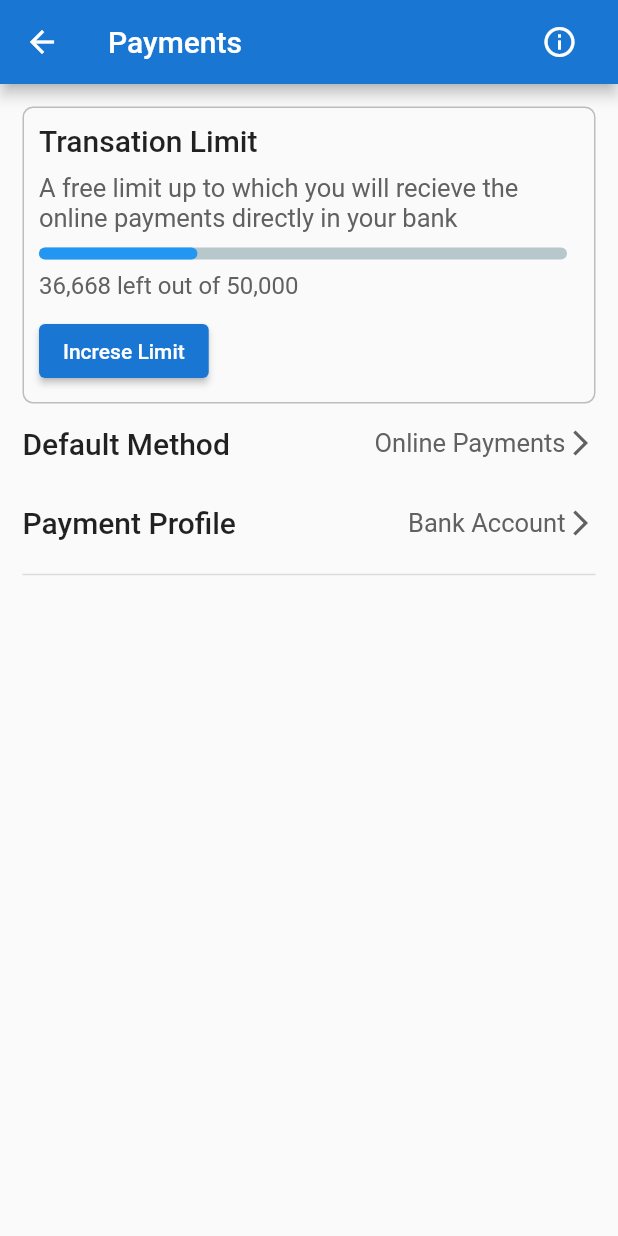
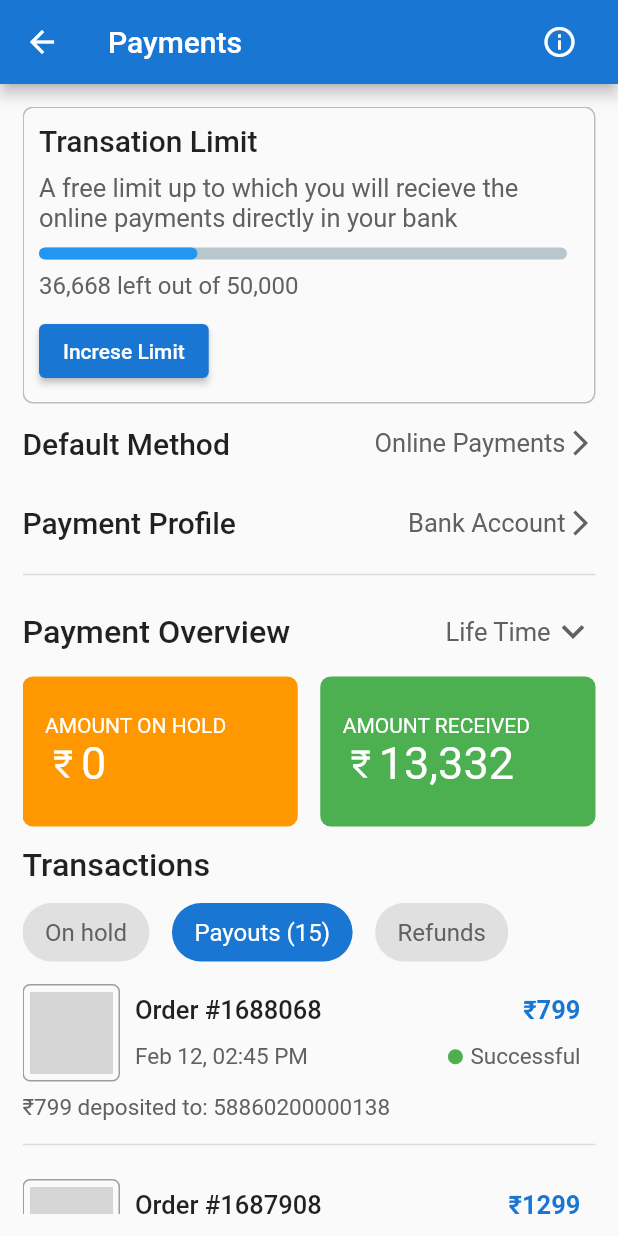
Before and after one commit to Akmal4410/Dhukaan-UI, a Flutter app: the screen it shows after launch, after a tap on an icon or button, on a phone screen of 412 x 824 dp. Run offline on Flutter 3.47's test engine with Material 2 defaults, Android fonts, the phone set to English and light mode, and no system bars; drawn by our look-alikes of percent_indicator; network calls fail; grey boxes are pictures that could not be loaded.

Commit message:
New changes made

```diff
--- a/lib/main.dart
+++ b/lib/main.dart
@@ -1,5 +1,3 @@
-import 'package:dukaan/screens/screeen_payment.dart';
-import 'package:dukaan/screens/screen_info.dart';
 import 'package:dukaan/screens/screen_manage_order.dart';
 import 'package:flutter/material.dart';
 
@@ -15,8 +13,6 @@ class MyApp extends StatelessWidget {
     return const MaterialApp(
       debugShowCheckedModeBanner: false,
       home: ScreenManageOrder(),
-      //home: ScreenInfo(),
-      //  home: ScreenPayment(),
     );
   }
 }
--- a/lib/screens/screeen_payment.dart
+++ b/lib/screens/screeen_payment.dart
@@ -1,6 +1,9 @@
 import 'package:dukaan/screens/screen_info.dart';
 import 'package:dukaan/widgets/payment_method.dart';
+import 'package:dukaan/widgets/payment_overview.dart';
 import 'package:dukaan/widgets/transation_limit.dart';
+import 'package:dukaan/widgets/transation_products.dart';
+import 'package:dukaan/widgets/transations.dart';
 import 'package:flutter/material.dart';
 
 class ScreenPayment extends StatelessWidget {
@@ -46,6 +49,56 @@ class ScreenPayment extends StatelessWidget {
             Divider(
               thickness: 1,
             ),
+            PaymentOverview(),
+            Transations(),
+            TransationProducts(
+              imageUri:
+                  'https://rukminim1.flixcart.com/image/832/832/klcmoi80/shirt/y/p/a/m-bnd-volume-marmic-fab-original-imagyhnjztevpzyn.jpeg?q=70',
+              orderNo: '1688068',
+              date: 'Feb 12',
+              time: '02:45 PM',
+              amount: "799",
+            ),
+            TransationProducts(
+              imageUri:
+                  'https://cdn.shopify.com/s/files/1/0519/3865/6447/products/15862589827f03a31d8b65c25a6e4ae9920b7fd825_1340x1785.jpg?v=1644157727',
+              orderNo: '1687908',
+              date: 'Feb 10',
+              time: '10:06 AM',
+              amount: "1299",
+            ),
+            TransationProducts(
+              imageUri:
+                  'https://images-do.nyc3.cdn.digitaloceanspaces.com/lAVtCJXFVr/product_images/1637831748.AP0044.jpeg',
+              orderNo: '1787944',
+              date: 'Feb 07',
+              time: '08:55 PM',
+              amount: "579",
+            ),
+            TransationProducts(
+              imageUri:
+                  'https://shopdisney.in/media/catalog/product/cache/dff98280ed764012eadfa777851316fd/m/c/mcdcofmavengersassemblekawaii1.jpg',
+              orderNo: '1887988',
+              date: 'jan 30',
+              time: '11:30 AM',
+              amount: "249",
+            ),
+            TransationProducts(
+              imageUri:
+                  'https://cdn.shopify.com/s/files/1/0073/5825/1059/products/ezgif.com-resize_1_911d86e6-9137-423b-9646-9dd38e0efd5a_1800x1800.jpg?v=1584057057',
+              orderNo: '1887902',
+              date: 'jan 19',
+              time: '04:40 PM',
+              amount: "400",
+            ),
+            TransationProducts(
+              imageUri:
+                  'https://www.mydesignation.com/wp-content/uploads/2021/10/KARMA-TSHIRT-mydesignation-image.jpg',
+              orderNo: '1888112',
+              date: 'jan 04',
+              time: '12:45 PM',
+              amount: "350",
+            ),
           ],
         ),
       ),
--- a/lib/screens/screen_info.dart
+++ b/lib/screens/screen_info.dart
@@ -8,7 +8,7 @@ class ScreenInfo extends StatefulWidget {
 }
 
 class _ScreenInfoState extends State<ScreenInfo> {
-  bool isSwitched = false;
+  bool isSwitched = true;
 
   @override
   Widget build(BuildContext context) {
--- a/lib/screens/screen_manage_order.dart
+++ b/lib/screens/screen_manage_order.dart
@@ -21,13 +21,11 @@ class _ScreenManageOrderState extends State<ScreenManageOrder> {
       ),
       body: Padding(
         padding: const EdgeInsets.all(15.0),
-        child: GridView(
-          gridDelegate: const SliverGridDelegateWithFixedCrossAxisCount(
-            crossAxisCount: 2,
-            crossAxisSpacing: 15,
-            mainAxisSpacing: 15,
-            childAspectRatio: 1.3,
-          ),
+        child: GridView.count(
+          crossAxisCount: 2,
+          crossAxisSpacing: 15,
+          mainAxisSpacing: 15,
+          childAspectRatio: 1.4,
           children: [
             const StoreCard(
               labeltext: "Marketing\nDesigns",
--- /dev/null
+++ b/lib/widgets/amount_card.dart
@@ -0,0 +1,49 @@
+import 'package:flutter/material.dart';
+
+class AmountCard extends StatelessWidget {
+  const AmountCard({
+    Key? key,
+    required this.color,
+    required this.labelText,
+    required this.amount,
+  }) : super(key: key);
+  final Color color;
+  final String labelText;
+  final String amount;
+
+  @override
+  Widget build(BuildContext context) {
+    return Expanded(
+      child: Container(
+        padding: const EdgeInsets.only(left: 15),
+        height: 100,
+        decoration: BoxDecoration(
+          borderRadius: BorderRadius.circular(7),
+          color: color,
+        ),
+        child: Column(
+          crossAxisAlignment: CrossAxisAlignment.start,
+          mainAxisAlignment: MainAxisAlignment.center,
+          children: [
+            Text(
+              labelText,
+              style: const TextStyle(color: Colors.white),
+            ),
+            Row(
+              children: [
+                const Icon(
+                  Icons.currency_rupee,
+                  color: Colors.white,
+                ),
+                Text(
+                  amount,
+                  style: const TextStyle(color: Colors.white, fontSize: 30),
+                ),
+              ],
+            )
+          ],
+        ),
+      ),
+    );
+  }
+}
--- a/lib/widgets/payment_method.dart
+++ b/lib/widgets/payment_method.dart
@@ -18,7 +18,7 @@ class PaymentMethod extends StatelessWidget {
         children: [
           Text(
             leadingText,
-            style: TextStyle(
+            style: const TextStyle(
               fontSize: 20,
               fontWeight: FontWeight.w500,
             ),
--- /dev/null
+++ b/lib/widgets/payment_overview.dart
@@ -0,0 +1,63 @@
+import 'package:dukaan/widgets/amount_card.dart';
+import 'package:flutter/material.dart';
+
+class PaymentOverview extends StatelessWidget {
+  const PaymentOverview({
+    Key? key,
+  }) : super(key: key);
+
+  @override
+  Widget build(BuildContext context) {
+    return Column(
+      children: [
+        Padding(
+          padding: const EdgeInsets.symmetric(vertical: 15.0),
+          child: Row(
+            mainAxisAlignment: MainAxisAlignment.spaceBetween,
+            children: [
+              const Text(
+                'Payment Overview',
+                style: TextStyle(
+                  fontSize: 21.5,
+                  fontWeight: FontWeight.w500,
+                ),
+              ),
+              Row(
+                children: [
+                  Text(
+                    'Life Time',
+                    style: TextStyle(
+                      fontSize: 17,
+                      fontWeight: FontWeight.w400,
+                      color: Colors.grey.shade700,
+                    ),
+                  ),
+                  Icon(
+                    Icons.expand_more,
+                    color: Colors.grey.shade700,
+                    size: 30,
+                  ),
+                ],
+              )
+            ],
+          ),
+        ),
+        Row(
+          children: const [
+            AmountCard(
+              color: Colors.orange,
+              labelText: 'AMOUNT ON HOLD',
+              amount: '0',
+            ),
+            SizedBox(width: 15),
+            AmountCard(
+              color: Colors.green,
+              labelText: 'AMOUNT RECEIVED',
+              amount: '13,332',
+            )
+          ],
+        )
+      ],
+    );
+  }
+}
--- /dev/null
+++ b/lib/widgets/rounded_dummy_button.dart
@@ -0,0 +1,34 @@
+import 'package:flutter/material.dart';
+
+class RoundDummyButton extends StatelessWidget {
+  const RoundDummyButton({
+    Key? key,
+    required this.backgroundColor,
+    required this.textcolor,
+    required this.labelText,
+  }) : super(key: key);
+  final Color backgroundColor;
+  final Color textcolor;
+  final String labelText;
+  @override
+  Widget build(BuildContext context) {
+    return Container(
+      margin: const EdgeInsets.only(right: 15),
+      decoration: BoxDecoration(
+        borderRadius: BorderRadius.circular(30),
+        color: backgroundColor,
+      ),
+      child: Padding(
+        padding: const EdgeInsets.symmetric(vertical: 10.0, horizontal: 15),
+        child: Text(
+          labelText,
+          style: TextStyle(
+            fontSize: 16,
+            fontWeight: FontWeight.w400,
+            color: textcolor,
+          ),
+        ),
+      ),
+    );
+  }
+}
--- a/lib/widgets/store_cards.dart
+++ b/lib/widgets/store_cards.dart
@@ -35,11 +35,11 @@ class StoreCard extends StatelessWidget {
                     borderRadius: BorderRadius.circular(7),
                     color: color,
                   ),
-                  height: 40,
-                  width: 40,
+                  height: 35,
+                  width: 35,
                   child: Icon(
                     icon,
-                    size: 35,
+                    size: 30,
                     color: Colors.white,
                   ),
                 ),
@@ -52,7 +52,7 @@ class StoreCard extends StatelessWidget {
             Text(
               labeltext,
               style: const TextStyle(
-                fontSize: 20,
+                fontSize: 19,
                 fontWeight: FontWeight.w500,
               ),
             ),
--- /dev/null
+++ b/lib/widgets/transation_products.dart
@@ -0,0 +1,130 @@
+import 'package:flutter/material.dart';
+
+class TransationProducts extends StatelessWidget {
+  const TransationProducts({
+    Key? key,
+    required this.imageUri,
+    required this.orderNo,
+    required this.date,
+    required this.time,
+    required this.amount,
+  }) : super(key: key);
+
+  final String imageUri;
+  final String orderNo;
+  final String date;
+  final String time;
+  final String amount;
+
+  @override
+  Widget build(BuildContext context) {
+    return Padding(
+      padding: const EdgeInsets.only(top: 15.0),
+      child: Column(
+        crossAxisAlignment: CrossAxisAlignment.start,
+        mainAxisAlignment: MainAxisAlignment.spaceBetween,
+        children: [
+          Row(
+            children: [
+              Container(
+                decoration: BoxDecoration(
+                    border: Border.all(color: Colors.grey),
+                    borderRadius: BorderRadius.circular(5)),
+                height: 65,
+                width: 65,
+                child: Padding(
+                  padding: const EdgeInsets.all(4.0),
+                  child: Image.network(
+                    imageUri,
+                    fit: BoxFit.cover,
+                  ),
+                ),
+              ),
+              Expanded(
+                child: Column(
+                  children: [
+                    Padding(
+                      padding: const EdgeInsets.symmetric(
+                          vertical: 6.0, horizontal: 10),
+                      child: Row(
+                        mainAxisAlignment: MainAxisAlignment.spaceBetween,
+                        children: [
+                          Text(
+                            "Order #$orderNo",
+                            style: TextStyle(
+                              fontSize: 17,
+                              fontWeight: FontWeight.w500,
+                            ),
+                          ),
+                          Text(
+                            '₹$amount',
+                            style: TextStyle(
+                              fontSize: 17,
+                              color: Colors.blue.shade700,
+                              fontWeight: FontWeight.w600,
+                            ),
+                          ),
+                        ],
+                      ),
+                    ),
+                    Padding(
+                      padding: const EdgeInsets.symmetric(
+                          vertical: 6.0, horizontal: 10),
+                      child: Row(
+                        mainAxisAlignment: MainAxisAlignment.spaceBetween,
+                        children: [
+                          Text(
+                            "$date, $time",
+                            style: TextStyle(
+                              fontSize: 15,
+                              fontWeight: FontWeight.w400,
+                              color: Colors.grey.shade700,
+                            ),
+                          ),
+                          Row(
+                            children: [
+                              const Padding(
+                                padding: EdgeInsets.only(right: 5.0),
+                                child: CircleAvatar(
+                                  radius: 5,
+                                  backgroundColor: Colors.green,
+                                ),
+                              ),
+                              Text(
+                                'Successful',
+                                style: TextStyle(
+                                  fontSize: 15,
+                                  fontWeight: FontWeight.w400,
+                                  color: Colors.grey.shade700,
+                                ),
+                              ),
+                            ],
+                          ),
+                        ],
+                      ),
+                    ),
+                  ],
+                ),
+              )
+            ],
+          ),
+          Padding(
+            padding: const EdgeInsets.symmetric(vertical: 8.0),
+            child: Text(
+              '₹$amount deposited to: 58860200000138',
+              style: TextStyle(
+                fontSize: 15,
+                fontWeight: FontWeight.w400,
+                color: Colors.grey.shade700,
+              ),
+            ),
+          ),
+          Divider(
+            thickness: 1,
+          ),
+        ],
+      ),
+    );
+  }
+}
+// 'https://rukminim1.flixcart.com/image/832/832/klcmoi80/shirt/y/p/a/m-bnd-volume-marmic-fab-original-imagyhnjztevpzyn.jpeg?q=70'
--- /dev/null
+++ b/lib/widgets/transations.dart
@@ -0,0 +1,46 @@
+import 'package:dukaan/widgets/rounded_dummy_button.dart';
+import 'package:flutter/material.dart';
+
+class Transations extends StatelessWidget {
+  const Transations({
+    Key? key,
+  }) : super(key: key);
+
+  @override
+  Widget build(BuildContext context) {
+    return Column(
+      crossAxisAlignment: CrossAxisAlignment.start,
+      children: [
+        const Padding(
+          padding: EdgeInsets.symmetric(vertical: 13.0),
+          child: Text(
+            'Transactions',
+            style: TextStyle(
+              fontSize: 21.5,
+              fontWeight: FontWeight.w500,
+            ),
+          ),
+        ),
+        Row(
+          children: [
+            RoundDummyButton(
+              labelText: 'On hold',
+              backgroundColor: Colors.grey.shade300,
+              textcolor: Colors.grey.shade700,
+            ),
+            RoundDummyButton(
+              labelText: 'Payouts (15)',
+              backgroundColor: Colors.blue.shade700,
+              textcolor: Colors.white,
+            ),
+            RoundDummyButton(
+              labelText: 'Refunds',
+              backgroundColor: Colors.grey.shade300,
+              textcolor: Colors.grey.shade700,
+            ),
+          ],
+        )
+      ],
+    );
+  }
+}
```
